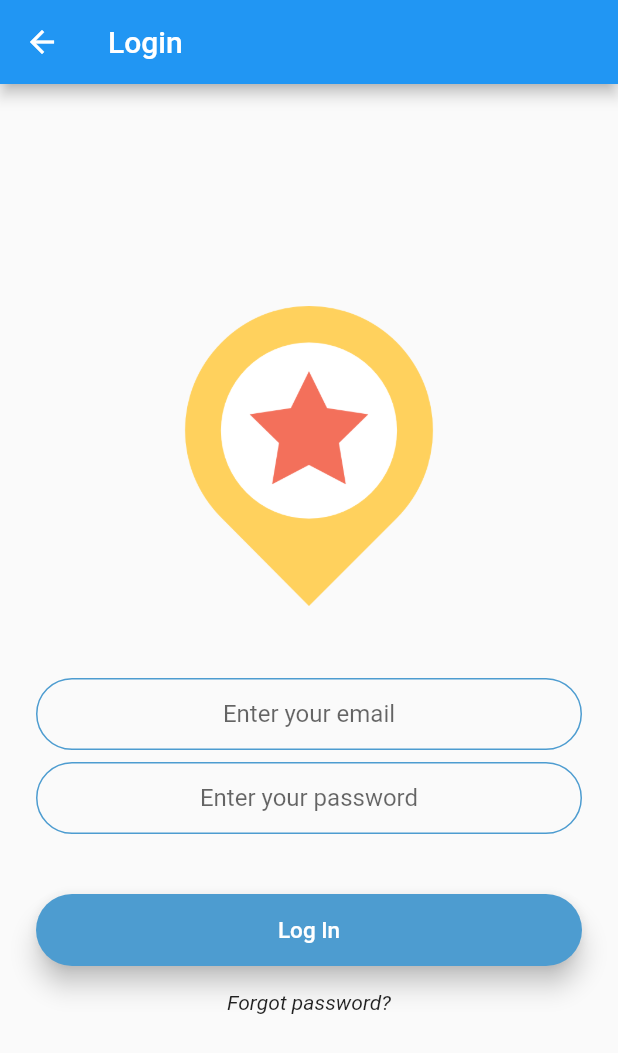
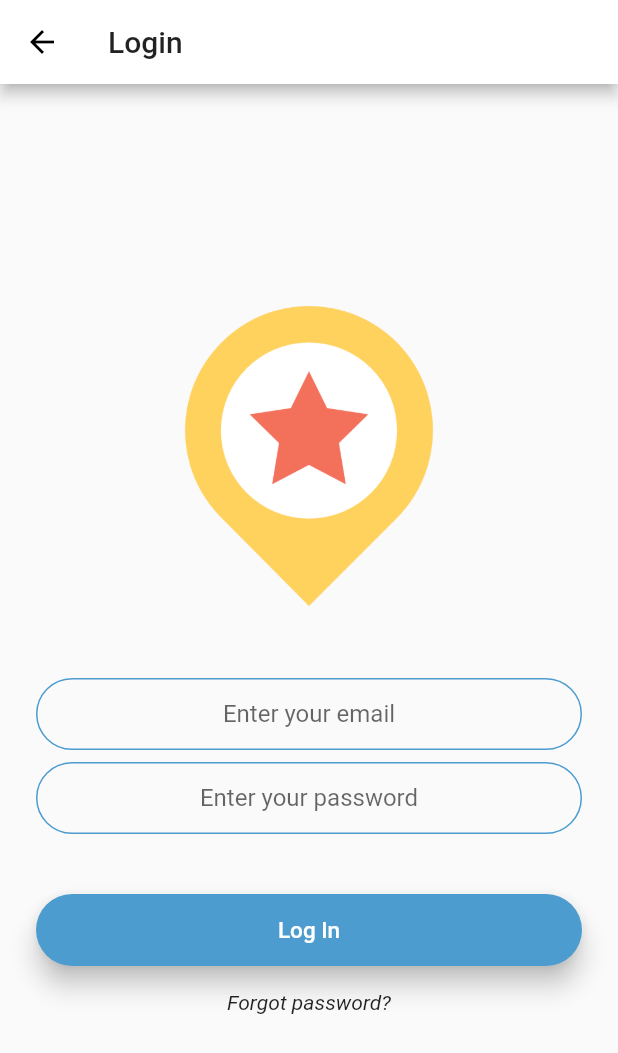
Before and after one commit to notive-app/notive, a Flutter app: the screen it shows after launch, after a tap on "Log In", on a phone screen of 412 x 824 dp. Shown: the top 1053 px of the screen. Run offline on Flutter 3.47's test engine with Material 2 defaults, Android fonts, the light colour scheme and no system bars; our stand-ins replace animated_text_kit, auto_size_text, dynamic_theme, flutter_local_notifications, geolocator, google_maps_flutter and 4 more; missing offline and left inert: flutter_fluid_slider.

Commit message:
updated theme changes and updated password

```diff
--- /dev/null
+++ b/notive_app/lib/components/app_themes.dart
@@ -0,0 +1,15 @@
+import 'package:flutter/material.dart';
+
+enum AppTheme { White, Dark, LightGreen, DarkGreen }
+
+/// Returns enum value name without enum class name.
+String enumName(AppTheme anyEnum) {
+  return anyEnum.toString().split('.')[1];
+}
+
+final appThemeData = {
+  AppTheme.White:
+      ThemeData(brightness: Brightness.light, primaryColor: Colors.white),
+  AppTheme.Dark:
+      ThemeData(brightness: Brightness.dark, primaryColor: Colors.black)
+};
--- a/notive_app/lib/main.dart
+++ b/notive_app/lib/main.dart
@@ -1,4 +1,5 @@
 import 'package:flutter/material.dart';
+import 'package:notive_app/models/theme_manager.dart';
 import 'package:notive_app/screens/archived_lists_screen.dart';
 import 'package:notive_app/screens/constants.dart';
 import 'package:notive_app/screens/dashboard_screen.dart';
@@ -11,19 +12,16 @@ import 'package:notive_app/screens/signup_screen.dart';
 import 'package:notive_app/screens/welcome_screen.dart';
 import 'package:provider/provider.dart';
 import 'package:shared_preferences/shared_preferences.dart';
-import 'package:notive_app/screens/theme.dart';
+import 'package:dynamic_theme/dynamic_theme.dart';
+import 'package:dynamic_theme/theme_switcher_widgets.dart';
 
 import 'models/user_model.dart';
 
-//import 'package:http/http.dart' as http;
-
-void main() {
+void main() async {
   runApp(
     MultiProvider(
       providers: [
         ChangeNotifierProvider<UserModel>(create: (context) => UserModel()),
-//        ChangeNotifierProvider<ListModel>(create: (context) => ListModel()),
-        //Provider(create: (context) => Dashboard()),
       ],
       child: MyApp(),
     ),
@@ -33,8 +31,8 @@ void main() {
 class MyApp extends StatelessWidget {
   @override
   Widget build(BuildContext context) {
-    return ChangeNotifierProvider<ThemeChanger>(
-      create: (_) => ThemeChanger(ThemeData.light()),
+    return ChangeNotifierProvider<ThemeManager>(
+      create: (_) => ThemeManager(),
       child: new NotiveApp(),
     );
   }
@@ -44,17 +42,9 @@ class NotiveApp extends StatelessWidget {
   @override
   Widget build(BuildContext context) {
 //    var log = Provider.of<UserModel>(context, listen: false).isLoggedIn;
-    final theme = Provider.of<ThemeChanger>(context);
+    final manager = Provider.of<ThemeManager>(context);
     return MaterialApp(
-//      theme: ThemeData(
-//        brightness: Brightness.light,
-//        primaryColor: kOffWhiteColor,
-//      ),
-//      darkTheme: ThemeData(
-//        brightness: Brightness.dark,
-//        // additional settings go here
-//      ),
-      theme: theme.getTheme(),
+      theme: manager.themeData,
       initialRoute: WelcomeScreen.id,
       routes: {
         WelcomeScreen.id: (context) => WelcomeScreen(),
--- /dev/null
+++ b/notive_app/lib/models/theme_manager.dart
@@ -0,0 +1,43 @@
+import 'package:flutter/material.dart';
+import 'package:notive_app/components/app_themes.dart';
+import 'package:shared_preferences/shared_preferences.dart';
+
+class ThemeManager with ChangeNotifier {
+  ThemeData _themeData;
+  final _kThemePreference = "theme_preference";
+
+  ThemeManager() {
+    // We load theme at the start
+    _loadTheme();
+  }
+
+  void _loadTheme() {
+    debugPrint("Entered loadTheme()");
+    SharedPreferences.getInstance().then((prefs) {
+      int preferredTheme = prefs.getInt(_kThemePreference) ?? 0;
+      _themeData = appThemeData[AppTheme.values[preferredTheme]];
+      // Once theme is loaded - notify listeners to update UI
+      notifyListeners();
+    });
+  }
+
+  /// Use this method on UI to get selected theme.
+  ThemeData get themeData {
+    if (_themeData == null) {
+      _themeData = appThemeData[AppTheme.White];
+    }
+    return _themeData;
+  }
+
+  /// Sets theme and notifies listeners about change.
+  setTheme(AppTheme theme) async {
+    _themeData = appThemeData[theme];
+
+    // Here we notify listeners that theme changed
+    // so UI have to be rebuild
+    notifyListeners();
+
+    var prefs = await SharedPreferences.getInstance();
+    prefs.setInt(_kThemePreference, AppTheme.values.indexOf(theme));
+  }
+}
--- a/notive_app/lib/models/user_model.dart
+++ b/notive_app/lib/models/user_model.dart
@@ -14,6 +14,7 @@ class UserModel extends ChangeNotifier {
   String surname;
   int curListIndex;
   String password;
+  String chosenTheme;
 
   int userMapIndex = 0; // open first list in map by default
   List<ListModel> _lists = []; //stands for unarchived lists
--- a/notive_app/lib/screens/archived_lists_screen.dart
+++ b/notive_app/lib/screens/archived_lists_screen.dart
@@ -8,14 +8,16 @@ class ArchivedListsScreen extends StatelessWidget {
   @override
   Widget build(BuildContext context) {
     return Scaffold(
-      bottomNavigationBar: CustomBottomNav(selectedIndex: 1,),
+      bottomNavigationBar: CustomBottomNav(
+        selectedIndex: 1,
+      ),
       appBar: AppBar(
         automaticallyImplyLeading: false,
         title: Text(
           'Archived Lists',
         ),
       ),
-      body: Dashboard(type:'archived'),
+      body: Dashboard(type: 'archived'),
     );
   }
 }
--- a/notive_app/lib/screens/listview_screen.dart
+++ b/notive_app/lib/screens/listview_screen.dart
@@ -7,9 +7,11 @@ class ListViewScreen extends StatelessWidget {
   static const String id = 'listview_screen';
   final String listName;
 
-  ListViewScreen({this.listName: '',});
+  ListViewScreen({
+    this.listName: '',
+  });
 
-   @override
+  @override
   Widget build(BuildContext context) {
     return Scaffold(
       appBar: AppBar(
--- a/notive_app/lib/screens/mapview_screen.dart
+++ b/notive_app/lib/screens/mapview_screen.dart
@@ -111,8 +111,7 @@ class MapViewScreen extends StatelessWidget {
               child: ListTile(
                 leading: Icon(Icons.place, color: kPurpleColor, size: 45.0),
                 title: Text('$placeName' + ' ($distance metres)'),
-                subtitle:
-                    Text('$address'),
+                subtitle: Text('$address'),
               ),
             );
           },
--- a/notive_app/lib/screens/theme.dart
+++ /dev/null
@@ -1,14 +0,0 @@
-import 'package:flutter/material.dart';
-
-class ThemeChanger with ChangeNotifier {
-  ThemeData _themeData;
-
-  ThemeChanger(this._themeData);
-
-  getTheme() => _themeData;
-  setTheme(ThemeData theme) {
-    _themeData = theme;
-
-    notifyListeners();
-  }
-}
--- a/notive_app/pubspec.yaml
+++ b/notive_app/pubspec.yaml
@@ -36,6 +36,7 @@ dependencies:
   sliding_up_panel: ^1.0.0
   auto_size_text: ^2.1.0
   shared_preferences: ^0.5.7
+  dynamic_theme: ^1.0.1
 
 dev_dependencies:
   flutter_test:
```
Also changed, not shown: notive_app/lib/screens/profile_screen.dart (+37 -26 lines).
